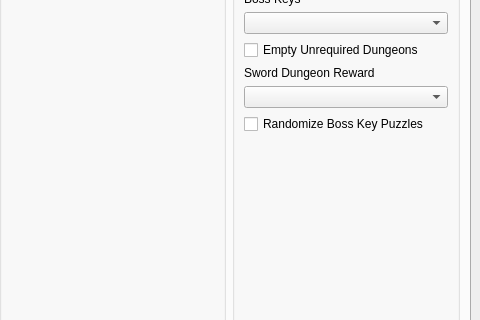
The window that gui/randogui.ui (ssrando/ssrando) describes before a commit, drawn with Qt 5; both pictures show x 722 to 1202 and y 177 to 497 of the 1202 by 759 pixel window.
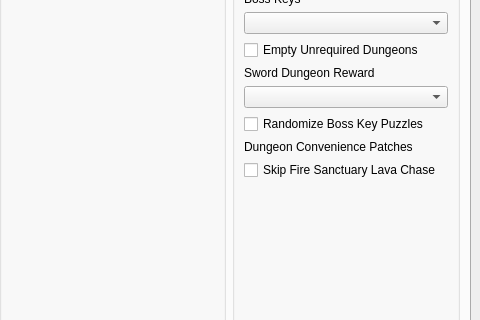
The same window after the commit.

Commit message:
FS back half lava flow startflag (#309)
* Set FS back half lava flow start flag

* merge main, make option & ui

* Update option text

---------

The edit to the form file:
```diff
--- a/gui/randogui.ui
+++ b/gui/randogui.ui
@@ -961,6 +961,20 @@
                </property>
               </widget>
              </item>
+             <item>
+              <widget class="QLabel" name="label_for_dungeon_patches">
+               <property name="text">
+                <string>Dungeon Convenience Patches</string>
+               </property>
+              </widget>
+             </item>
+             <item>
+              <widget class="QCheckBox" name="option_fs_lava_flow">
+               <property name="text">
+                <string>Skip Fire Sanctuary Lava Chase</string>
+               </property>
+              </widget>
+             </item>
              <item>
               <spacer name="vspace_dungeons">
                <property name="orientation">
```
The commit also changes 8 other files.
